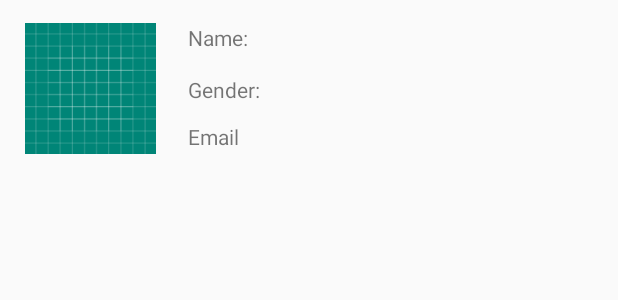
After one commit to pal94/trip-planner, an Android app: the layout user_list_item.xml on its own in the app's theme, with its tools: preview values and no code run, on a phone screen of 412 x 824 dp. The commit adds this screen. Shown: the top 300 px of the screen. Run offline under Robolectric (Android 15) with nearby library versions, the light colour scheme and no system bars.

Commit message:
findfriends done

```diff
--- a/app/src/main/AndroidManifest.xml
+++ b/app/src/main/AndroidManifest.xml
@@ -13,12 +13,12 @@
         android:roundIcon="@mipmap/ic_launcher_round"
         android:supportsRtl="true"
         android:theme="@style/AppTheme">
-        <activity android:name=".SelectAvatar">
-        </activity>
+        <activity android:name=".FindFriends"></activity>
+        <activity android:name=".SelectAvatar"></activity>
         <activity android:name=".CreateATrip" />
         <activity android:name=".EditProfile" />
         <activity android:name=".Profile" />
-        <activity android:name=".dashboard" />
+        <activity android:name=".Dashboard" />
         <activity android:name=".SignUp" />
         <activity android:name=".MainActivity">
             <intent-filter>
--- /dev/null
+++ b/app/src/main/res/layout/user_list_item.xml
@@ -0,0 +1,50 @@
+<?xml version="1.0" encoding="utf-8"?>
+<androidx.constraintlayout.widget.ConstraintLayout xmlns:android="http://schemas.android.com/apk/res/android"
+    xmlns:app="http://schemas.android.com/apk/res-auto"
+    xmlns:tools="http://schemas.android.com/tools"
+    android:layout_width="match_parent"
+    android:layout_height="wrap_content"
+    android:padding="15dp">
+
+    <ImageView
+        android:id="@+id/listAvatar"
+        android:layout_width="90dp"
+        android:layout_height="87dp"
+        app:layout_constraintEnd_toEndOf="parent"
+        app:layout_constraintHorizontal_bias="0.0"
+        app:layout_constraintStart_toStartOf="parent"
+        app:layout_constraintTop_toTopOf="parent"
+        app:srcCompat="@drawable/ic_launcher_background" />
+
+    <TextView
+        android:id="@+id/listName"
+        android:layout_width="wrap_content"
+        android:layout_height="wrap_content"
+        android:text="@string/fullname"
+        app:layout_constraintEnd_toEndOf="parent"
+        app:layout_constraintHorizontal_bias="0.08"
+        app:layout_constraintStart_toEndOf="@+id/listAvatar"
+        app:layout_constraintTop_toTopOf="@+id/listAvatar" />
+
+    <TextView
+        android:id="@+id/listGender"
+        android:layout_width="wrap_content"
+        android:layout_height="wrap_content"
+        android:layout_marginTop="15dp"
+        android:text="@string/gender"
+        app:layout_constraintEnd_toEndOf="parent"
+        app:layout_constraintHorizontal_bias="0.0"
+        app:layout_constraintStart_toStartOf="@+id/listName"
+        app:layout_constraintTop_toBottomOf="@+id/listName" />
+
+    <TextView
+        android:id="@+id/listEmail"
+        android:layout_width="wrap_content"
+        android:layout_height="wrap_content"
+        android:layout_marginTop="12dp"
+        android:text="@string/etEmail"
+        app:layout_constraintEnd_toEndOf="parent"
+        app:layout_constraintHorizontal_bias="0.0"
+        app:layout_constraintStart_toStartOf="@+id/listGender"
+        app:layout_constraintTop_toBottomOf="@+id/listGender" />
+</androidx.constraintlayout.widget.ConstraintLayout>
```
Also changed, not shown: app/src/main/java/com/example/tripplanner/Dashboard.java (added, +112 -0 lines), app/src/main/java/com/example/tripplanner/FindFriends.java (added, +62 -0 lines), app/src/main/java/com/example/tripplanner/MainActivity.java (+57 -0 lines), app/src/main/java/com/example/tripplanner/User.java (+13 -3 lines), app/src/main/java/com/example/tripplanner/UserListAdapter.java (added, +94 -0 lines), app/src/main/java/com/example/tripplanner/dashboard.java (deleted, +0 -14 lines), app/src/main/res/layout/activity_dashboard.xml (+21 -20 lines), app/src/main/res/layout/activity_find_friends.xml (added, +17 -0 lines).
